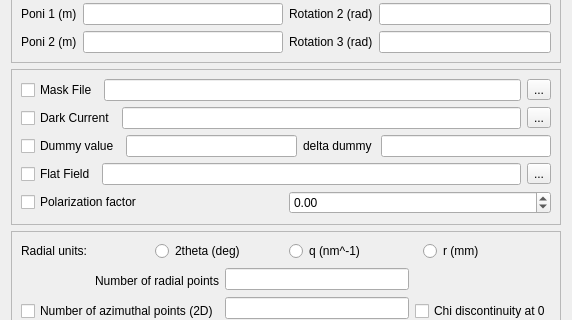
Qt form gui/integration.ui (silx-kit/pyFAI) before a commit; both pictures show x 0 to 572 and y 158 to 478 of the 572 by 746 pixel window.
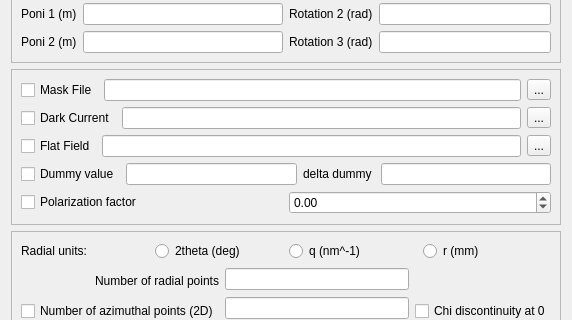
The same form after that commit.

Diff of the .ui file:
```diff
--- a/gui/integration.ui
+++ b/gui/integration.ui
@@ -360,6 +360,34 @@
           </item>
          </layout>
         </item>
+        <item>
+         <layout class="QHBoxLayout" name="horizontalLayout_3">
+          <item>
+           <widget class="QCheckBox" name="do_flat">
+            <property name="toolTip">
+             <string>Perform flat field corrrections</string>
+            </property>
+            <property name="text">
+             <string>Flat Field</string>
+            </property>
+           </widget>
+          </item>
+          <item>
+           <widget class="QLineEdit" name="flat_field">
+            <property name="toolTip">
+             <string>File containing the flat-field image</string>
+            </property>
+           </widget>
+          </item>
+          <item>
+           <widget class="QToolButton" name="file_flat_field">
+            <property name="text">
+             <string>...</string>
+            </property>
+           </widget>
+          </item>
+         </layout>
+        </item>
         <item>
          <layout class="QHBoxLayout" name="horizontalLayout">
           <item>
@@ -398,34 +426,6 @@
           </item>
          </layout>
         </item>
-        <item>
-         <layout class="QHBoxLayout" name="horizontalLayout_3">
-          <item>
-           <widget class="QCheckBox" name="do_flat">
-            <property name="toolTip">
-             <string>Perform flat field corrrections</string>
-            </property>
-            <property name="text">
-             <string>Flat Field</string>
-            </property>
-           </widget>
-          </item>
-          <item>
-           <widget class="QLineEdit" name="flat_field">
-            <property name="toolTip">
-             <string>File containing the flat-field image</string>
-            </property>
-           </widget>
-          </item>
-          <item>
-           <widget class="QToolButton" name="file_flat_field">
-            <property name="text">
-             <string>...</string>
-            </property>
-           </widget>
-          </item>
-         </layout>
-        </item>
         <item>
          <layout class="QHBoxLayout" name="horizontalLayout_2">
           <item>
```
